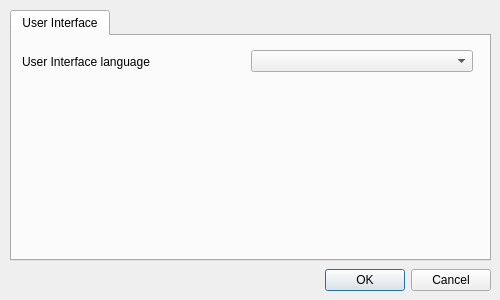
First picture: the form in jpconj/preference.ui, repository anqafalak/japkatsuyou, before the edit.
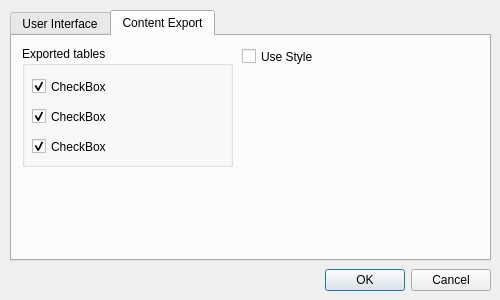
Second picture: the form after the edit.

Commit message: close DzCoding/JapKatsuyou#36 add export to pdf, odt

The edit to the form file:
```diff
--- a/jpconj/preference.ui
+++ b/jpconj/preference.ui
@@ -60,7 +60,7 @@
     </rect>
    </property>
    <property name="currentIndex">
-    <number>0</number>
+    <number>1</number>
    </property>
    <widget class="QWidget" name="ui_tab">
     <attribute name="title">
@@ -89,6 +89,85 @@
      </layout>
     </widget>
    </widget>
+   <widget class="QWidget" name="export_tab">
+    <attribute name="title">
+     <string>Content Export</string>
+    </attribute>
+    <widget class="QGroupBox" name="exported_tables">
+     <property name="geometry">
+      <rect>
+       <x>10</x>
+       <y>10</y>
+       <width>211</width>
+       <height>121</height>
+      </rect>
+     </property>
+     <property name="title">
+      <string>Exported tables</string>
+     </property>
+     <widget class="QCheckBox" name="standard_check">
+      <property name="geometry">
+       <rect>
+        <x>10</x>
+        <y>30</y>
+        <width>191</width>
+        <height>21</height>
+       </rect>
+      </property>
+      <property name="text">
+       <string notr="true">CheckBox</string>
+      </property>
+      <property name="checked">
+       <bool>true</bool>
+      </property>
+     </widget>
+     <widget class="QCheckBox" name="basic_check">
+      <property name="geometry">
+       <rect>
+        <x>10</x>
+        <y>60</y>
+        <width>191</width>
+        <height>21</height>
+       </rect>
+      </property>
+      <property name="text">
+       <string notr="true">CheckBox</string>
+      </property>
+      <property name="checked">
+       <bool>true</bool>
+      </property>
+     </widget>
+     <widget class="QCheckBox" name="complex_check">
+      <property name="geometry">
+       <rect>
+        <x>10</x>
+        <y>90</y>
+        <width>191</width>
+        <height>21</height>
+       </rect>
+      </property>
+      <property name="text">
+       <string notr="true">CheckBox</string>
+      </property>
+      <property name="checked">
+       <bool>true</bool>
+      </property>
+     </widget>
+    </widget>
+    <widget class="QCheckBox" name="styleUse_check">
+     <property name="geometry">
+      <rect>
+       <x>230</x>
+       <y>10</y>
+       <width>231</width>
+       <height>21</height>
+      </rect>
+     </property>
+     <property name="text">
+      <string>Use Style</string>
+     </property>
+    </widget>
+   </widget>
   </widget>
  </widget>
  <resources/>
```
The commit also changes 14 other files.
